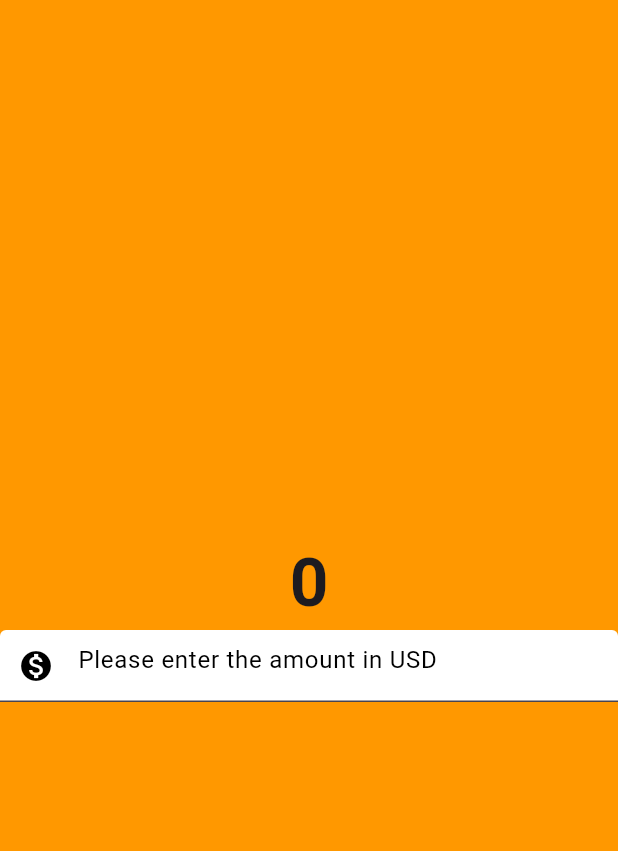
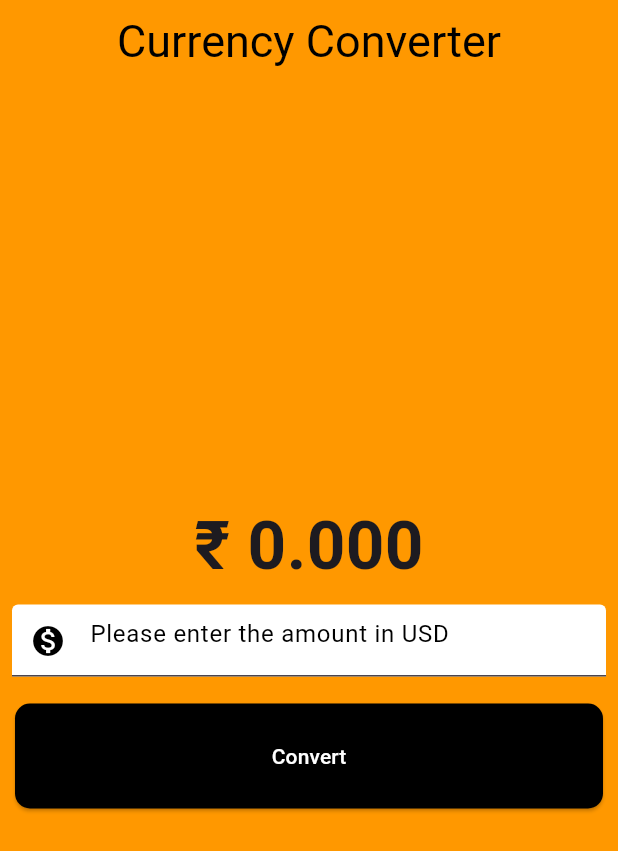
Before and after one commit to PrinceJain1608/currency-converter, a Flutter app: the screen it shows after launch, on a phone screen of 412 x 824 dp. Shown: the top 851 px of the screen. Run offline on Flutter 3.47's test engine with Material 3 defaults, Android fonts, the phone set to English and light mode, and no system bars.

Commit message:
display money

```diff
--- a/currency_converter/lib/currencyConverterPage.dart
+++ b/currency_converter/lib/currencyConverterPage.dart
@@ -1,45 +1,97 @@
 import 'dart:ui';
 
+import 'package:flutter/cupertino.dart';
+import 'package:flutter/foundation.dart';
 import 'package:flutter/material.dart';
 import 'package:flutter/painting.dart';
 import 'package:flutter/rendering.dart';
 import 'package:flutter/widgets.dart';
 
-class CurrencyConverterPage extends StatelessWidget {
+class CurrencyConverterPage extends StatefulWidget {
   const CurrencyConverterPage({super.key});
   @override
+  State<CurrencyConverterPage> createState() => _CurrencyConverterPage();
+}
+
+class _CurrencyConverterPage extends State<CurrencyConverterPage> {
+  double result = 0;
+  final TextEditingController textEditingController = TextEditingController();
+
+  @override
   Widget build(BuildContext context) {
+    final TextEditingController textEditingController = TextEditingController();
     return Scaffold(
       backgroundColor: Colors.orange,
+      appBar: AppBar(
+        backgroundColor: Colors.orange,
+        elevation: 0,
+        title: Text(
+          "Currency Converter",
+          style: TextStyle(color: Colors.black, fontSize: 30),
+        ),
+        centerTitle: true,
+      ),
       body: Center(
         child: Column(
           mainAxisAlignment: MainAxisAlignment.center,
           children: [
-            const Text(
-              "0",
-              style: TextStyle(fontSize: 45, fontWeight: FontWeight.bold),
+            Text(
+              '₹ ${result.toStringAsFixed(3)}',
+              style: const TextStyle(fontSize: 45, fontWeight: FontWeight.bold),
             ),
-            TextField(
-              style: const TextStyle(color: Colors.black),
+            Padding(
+              padding: EdgeInsets.all(8.0),
+              child: TextField(
+                controller: textEditingController,
+                style: TextStyle(color: Colors.black),
                 decoration: InputDecoration(
                     hintText: "Please enter the amount in USD",
-                  hintStyle: const TextStyle(color: Colors.black),
-                  prefixIcon: const Icon(Icons.monetization_on),
+                    hintStyle: TextStyle(color: Colors.black),
+                    prefixIcon: Icon(Icons.monetization_on),
                     prefixIconColor: Colors.black,
                     filled: true,
                     fillColor: Colors.white,
                     focusedBorder: OutlineInputBorder(
-                      borderSide: const BorderSide(
+                        borderSide: BorderSide(
                           color: Colors.black,
                           width: 2,
                           style: BorderStyle.solid,
                           strokeAlign: BorderSide.strokeAlignOutside,
                         ),
                         borderRadius: BorderRadius.all(Radius.circular(50)))),
+                keyboardType: TextInputType.numberWithOptions(decimal: false),
               ),
+            ),
+            Padding(
+              padding: const EdgeInsets.all(10.0),
+              child: ElevatedButton(
+                onPressed: () {
+                  if (kDebugMode) {
+                    setState(() {
+                      result = double.parse(textEditingController.text) * 80;
+                    });
+                  }
+                },
+                style: TextButton.styleFrom(
+                    backgroundColor: (Colors.black),
+                    foregroundColor: (Colors.white),
+                    minimumSize: (Size(double.infinity, 70)),
+                    shape: (RoundedRectangleBorder(
+                        borderRadius: BorderRadius.circular(10)))),
+                child: Text("Convert"),
+              ),
+            )
           ],
         ),
       ),
     );
   }
 }
+
+// class CurrencyConverterPagee extends StatelessWidget {
+//   const CurrencyConverterPagee({super.key});
+//   @override
+//   Widget build(BuildContext context) {
+
+//   }
+// }
```
Lines whose indentation alone changed are shown as unchanged.
